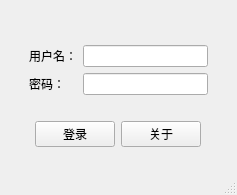
First picture: the form in snowloginwindow.ui, repository penguin806/YongzhouTelecom-AIOCP, before the edit.
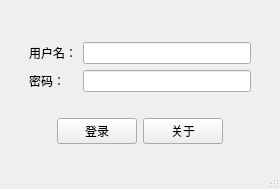
Second picture: the form after the edit.

What changed in the file:
```diff
--- a/snowloginwindow.ui
+++ b/snowloginwindow.ui
@@ -6,8 +6,8 @@
    <rect>
     <x>0</x>
     <y>0</y>
-    <width>237</width>
-    <height>195</height>
+    <width>280</width>
+    <height>189</height>
    </rect>
   </property>
   <property name="minimumSize">
```
Left out of the diff: 2 changed lines with no effect on the pictures.
